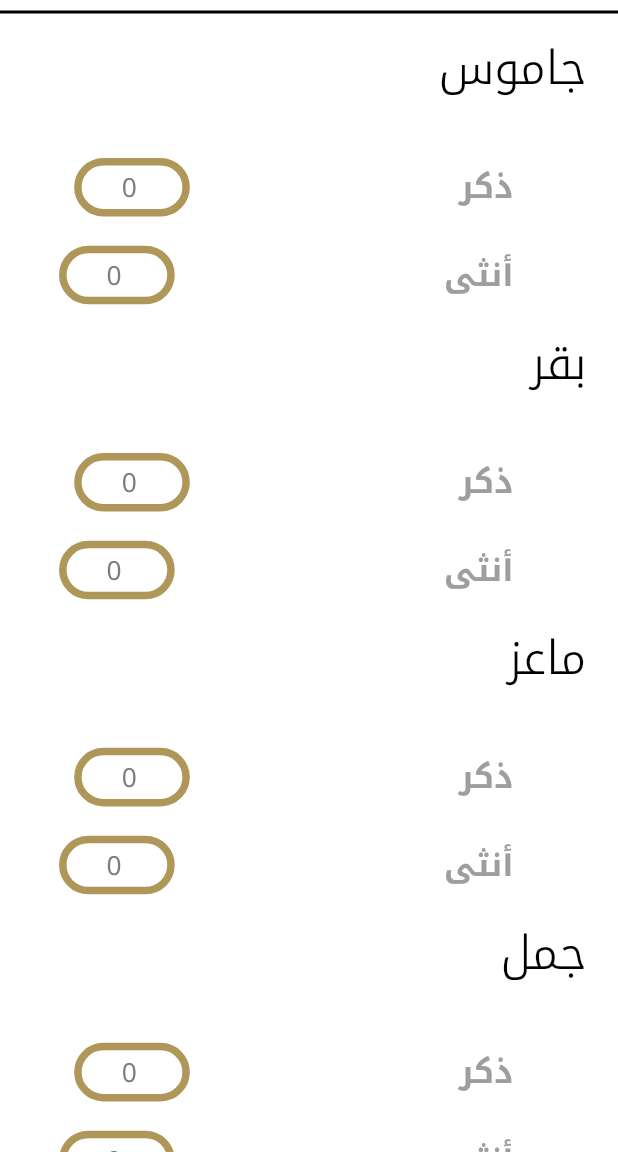
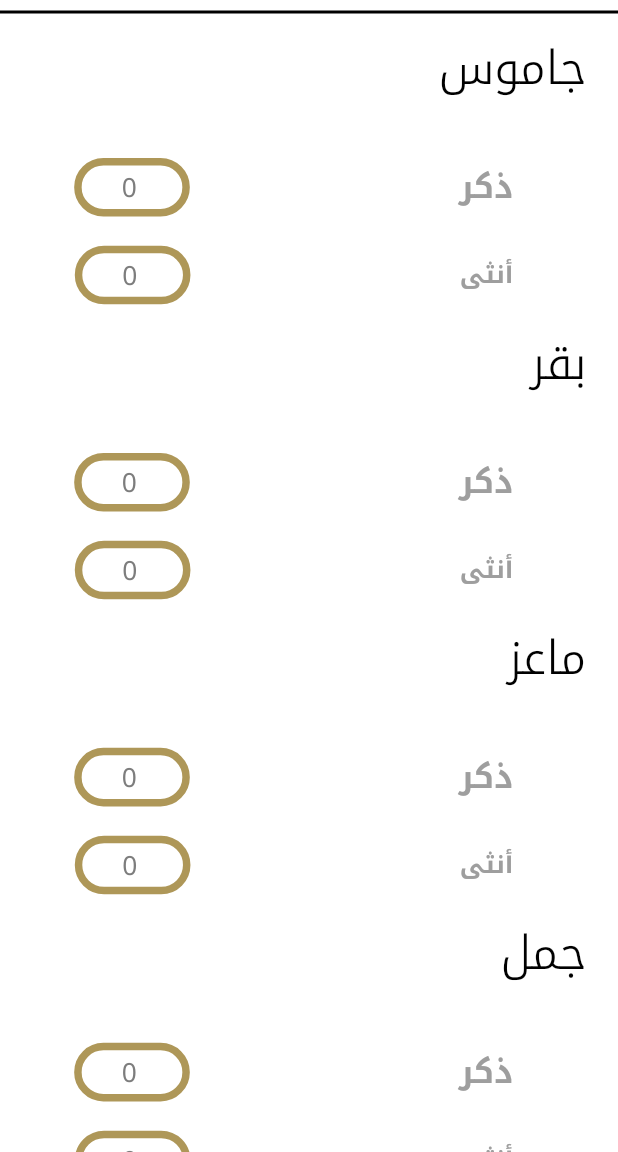
Before and after one commit to AhmedAbdulla1/El_mat7en, a Flutter app: the screen it shows after launch, on a phone screen of 412 x 824 dp, the part 84-1236 px from its top. Run offline on Flutter 3.47's test engine with Material 2 defaults, Android fonts, the light colour scheme and no system bars; our stand-ins replace dartz, dio, flutter_screenutil, freezed_annotation, get_it, image_picker and 5 more; missing offline and left inert: multiple_stream_builder.

Commit message:
fix spaces

```diff
--- a/lib/feed_insurance_request/widgets/custom_gender_count.dart
+++ b/lib/feed_insurance_request/widgets/custom_gender_count.dart
@@ -7,10 +7,11 @@ class CustomGenderCount extends StatelessWidget {
   const CustomGenderCount({
     super.key,
     required this.gender,
-    required this.genderController,
+    required this.genderController, this.fontSize,
   });
   final String gender;
   final TextEditingController genderController;
+  final double? fontSize;
   @override
   Widget build(BuildContext context) {
     return Row(
@@ -23,7 +24,7 @@ class CustomGenderCount extends StatelessWidget {
           gender,
           style: TextStyle(
             color: Colors.grey,
-            fontSize: FontSize.s22,
+            fontSize:fontSize?? FontSize.s22,
             fontWeight: FontWeight.bold,
           ),
         ),
--- a/lib/feed_insurance_request/widgets/custom_kind_count.dart
+++ b/lib/feed_insurance_request/widgets/custom_kind_count.dart
@@ -6,7 +6,9 @@ import 'package:tanta_app/presentation/resources/font_manager.dart';
 class CustomKindCount extends StatelessWidget {
   const CustomKindCount({
     super.key,
-    required this.title, required this.male, required this.female,
+    required this.title,
+    required this.male,
+    required this.female,
   });
   final String title;
   final TextEditingController male, female;
@@ -32,6 +34,7 @@ class CustomKindCount extends StatelessWidget {
           CustomGenderCount(
             genderController: female,
             gender: 'أنثى',
+            fontSize: 17.sp,
           ),
         ],
       ),
```
